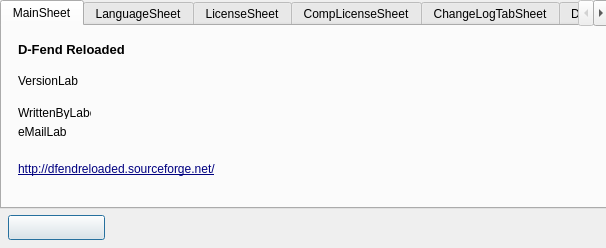
Eldricos/D-Fend-Reborn, file src/forms/InfoFormUnit.ui: the form before one commit.
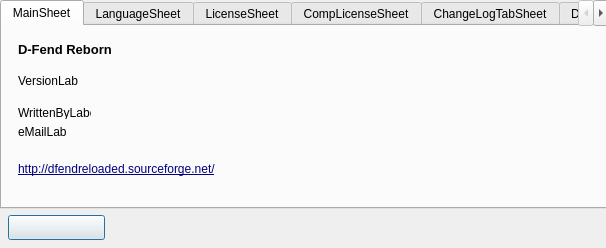
The form after the commit. Icons and pictures are not drawn. Custom widgets are drawn as their Qt base class.

Commit message: Rename to D-Fend Reborn, GitHub update check, Linux data folder, cleanups

```diff
--- a/src/forms/InfoFormUnit.ui
+++ b/src/forms/InfoFormUnit.ui
@@ -49,7 +49,7 @@
               <bold>true</bold>
             </font>
           </property>
-          <property name="text"><string>D-Fend Reloaded</string></property>
+          <property name="text"><string>D-Fend Reborn</string></property>
           <property name="textFormat"><enum>Qt::PlainText</enum></property>
           <property name="alignment"><set>Qt::AlignLeft|Qt::AlignTop</set></property>
           <property name="vclAutoSize" stdset="0"><bool>true</bool></property>
```
The commit also changes 83 other files.
